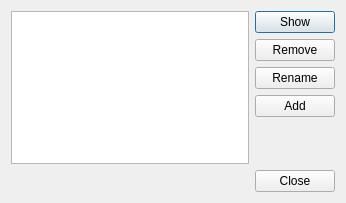
Before: the Qt Designer form qgis/src/ui/qgscomposermanagerbase.ui in sourcepole/qgis, drawn with Qt 5.
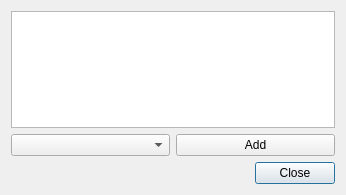
After: the same form once the commit is applied.

The edit to the form file:
```diff
--- a/qgis/src/ui/qgscomposermanagerbase.ui
+++ b/qgis/src/ui/qgscomposermanagerbase.ui
@@ -1,65 +1,24 @@
 <ui version="4.0" >
  <class>QgsComposerManagerBase</class>
- <widget class="QDialog" name="QgsComposerManagerBase" >
-  <property name="geometry" >
+ <widget class="QDialog" name="QgsComposerManagerBase">
+  <property name="geometry">
    <rect>
     <x>0</x>
     <y>0</y>
     <width>346</width>
-    <height>203</height>
+    <height>195</height>
    </rect>
   </property>
   <property name="windowTitle" >
    <string>Composer manager</string>
   </property>
-  <layout class="QGridLayout" name="gridLayout" >
-   <item rowspan="5" row="0" column="0" >
-    <widget class="QListWidget" name="mComposerListWidget" />
+  <layout class="QGridLayout" name="gridLayout">
+   <item row="0" column="0" rowspan="3" colspan="2">
+    <widget class="QListWidget" name="mComposerListWidget"/>
    </item>
-   <item row="0" column="1" >
-    <widget class="QPushButton" name="mShowPushButton" >
-     <property name="text" >
-      <string>Show</string>
-     </property>
-    </widget>
-   </item>
-   <item row="1" column="1" >
-    <widget class="QPushButton" name="mRemoveButton" >
-     <property name="text" >
-      <string>Remove</string>
-     </property>
-    </widget>
-   </item>
-   <item row="2" column="1" >
-    <widget class="QPushButton" name="mRenamePushButton" >
-     <property name="text" >
-      <string>Rename</string>
-     </property>
-    </widget>
-   </item>
-   <item row="3" column="1" >
-    <widget class="QPushButton" name="mAddButton" >
-     <property name="text" >
-      <string>Add</string>
-     </property>
-    </widget>
-   </item>
-   <item row="4" column="1" >
-    <spacer name="verticalSpacer" >
-     <property name="orientation" >
-      <enum>Qt::Vertical</enum>
-     </property>
-     <property name="sizeHint" stdset="0" >
-      <size>
-       <width>20</width>
-       <height>50</height>
-      </size>
-     </property>
-    </spacer>
-   </item>
-   <item row="5" column="0" colspan="2" >
-    <widget class="QDialogButtonBox" name="mButtonBox" >
-     <property name="orientation" >
+   <item row="4" column="0" colspan="2">
+    <widget class="QDialogButtonBox" name="mButtonBox">
+     <property name="orientation">
       <enum>Qt::Horizontal</enum>
      </property>
      <property name="standardButtons" >
@@ -67,6 +26,16 @@
      </property>
     </widget>
    </item>
+   <item row="3" column="0">
+    <widget class="QComboBox" name="mTemplate"/>
+   </item>
+   <item row="3" column="1">
+    <widget class="QPushButton" name="mAddButton">
+     <property name="text">
+      <string>Add</string>
+     </property>
+    </widget>
+   </item>
   </layout>
  </widget>
  <resources/>
```
Left out of the diff: 15 changed lines with no effect on the pictures.
